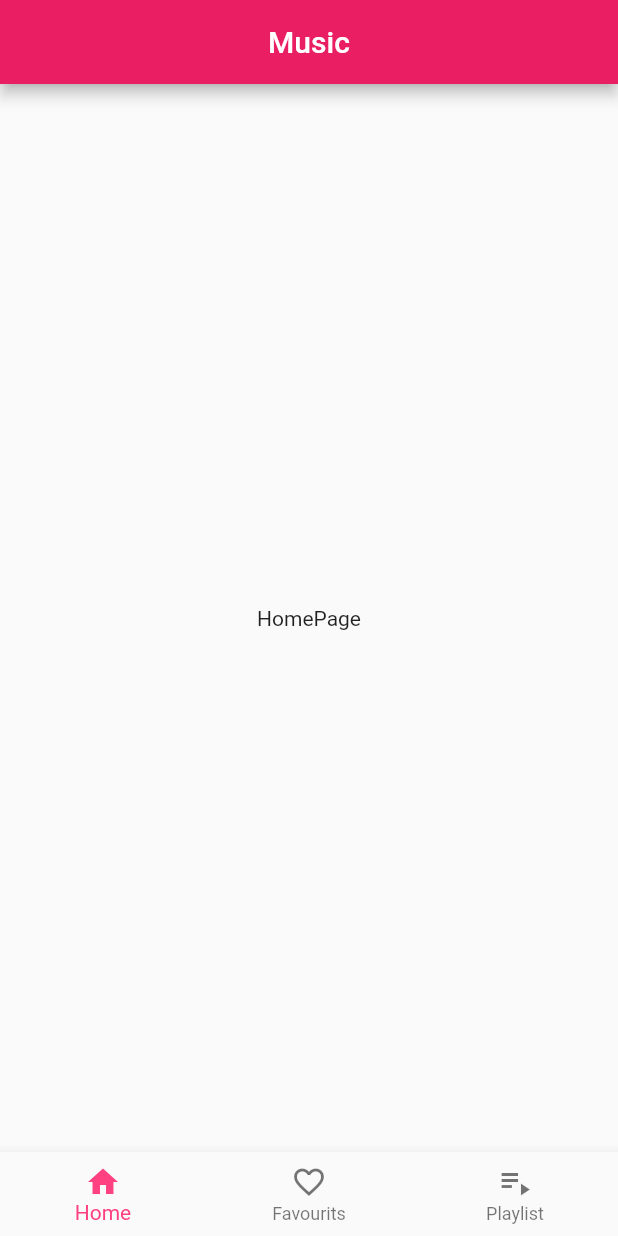
After one commit to jaganiravi1/FirstApp, a Flutter app: the screen it shows after launch, after a tap on "LOGIN", on a phone screen of 412 x 824 dp. The commit adds this screen. Run offline on Flutter 3.47's test engine with Material 2 defaults, Android fonts, the phone set to English and light mode, and no system bars.

Commit message:
Added Natigationbar

```diff
--- /dev/null
+++ b/lib/Pages/Dashboard.dart
@@ -0,0 +1,57 @@
+import 'package:flutter/material.dart';
+import 'package:flutter/src/widgets/container.dart';
+import 'package:flutter/src/widgets/framework.dart';
+
+class Dashboard extends StatefulWidget {
+  const Dashboard({super.key});
+
+  @override
+  State<Dashboard> createState() => _DashboardState();
+}
+
+class _DashboardState extends State<Dashboard> {
+  int currentIndx = 0;
+
+  List<Widget> screens = [
+    Center(
+      child: Text('HomePage'),
+    ),
+    Center(
+      child: Text('Favourites'),
+    ),
+    Center(
+      child: Text('Playlist'),
+    ),
+  ];
+
+  @override
+  Widget build(BuildContext context) {
+    return Scaffold(
+      body: screens[currentIndx],
+      appBar: AppBar(
+        title: Text('Music'),
+        centerTitle: true,
+        backgroundColor: Colors.pink,
+      ),
+      bottomNavigationBar: BottomNavigationBar(
+
+        currentIndex: currentIndx,
+        fixedColor: Colors.pinkAccent,
+        onTap: (index) {
+          setState(() {
+            currentIndx = index;
+          });
+        },
+
+        //type: BottomNavigationBarType.fixed,
+        items: [
+          BottomNavigationBarItem(icon: Icon(Icons.home), label: 'Home'),
+          BottomNavigationBarItem(
+              icon: Icon(Icons.favorite_outline), label: 'Favourits'),
+          BottomNavigationBarItem(
+              icon: Icon(Icons.playlist_play), label: 'Playlist'),
+        ],
+      ),
+    );
+  }
+}
--- a/lib/Pages/LoginPage.dart
+++ b/lib/Pages/LoginPage.dart
@@ -1,3 +1,4 @@
+import 'package:application/Pages/Dashboard.dart';
 import 'package:application/Pages/SignUp.dart';
 import 'package:flutter/material.dart';
 
@@ -9,6 +10,8 @@ class LoginPage extends StatefulWidget {
 }
 
 class _LoginPageState extends State<LoginPage> {
+
+  bool isShowPass = false;
   @override
   Widget build(BuildContext context) {
     return SafeArea(
@@ -18,9 +21,9 @@ class _LoginPageState extends State<LoginPage> {
           mainAxisAlignment: MainAxisAlignment.center,
           crossAxisAlignment: CrossAxisAlignment.center,
           children: [
-            Center(
+            const Center(
               child: Padding(
-                padding: const EdgeInsets.only(top: 10),
+                padding: EdgeInsets.only(top: 10),
                 child: Text(
                   'Login',
                   style: TextStyle(
@@ -30,13 +33,13 @@ class _LoginPageState extends State<LoginPage> {
                 ),
               ),
             ),
-            SizedBox(height: 7),
-            Text("Welcome Back",
+            const SizedBox(height: 7),
+            const Text("Welcome Back",
                 style: TextStyle(
                     color: Colors.black54,
                     fontWeight: FontWeight.w500,
                     fontSize: 14)),
-            SizedBox(
+            const SizedBox(
               height: 50,
             ),
             Padding(
@@ -48,12 +51,12 @@ class _LoginPageState extends State<LoginPage> {
                   child: Padding(
                     padding: const EdgeInsets.only(left: 12, right: 12),
                     child: TextFormField(
-                      decoration: InputDecoration(
+                      decoration: const InputDecoration(
                           hintText: "Username", border: InputBorder.none),
                     ),
                   )),
             ),
-            SizedBox(height: 16),
+            const SizedBox(height: 16),
             Padding(
               padding: const EdgeInsets.only(left: 30, right: 30),
               child: Container(
@@ -63,36 +66,51 @@ class _LoginPageState extends State<LoginPage> {
                   child: Padding(
                     padding: const EdgeInsets.only(left: 12, right: 12),
                     child: TextFormField(
-                      decoration: InputDecoration(
-                          suffixIcon: Icon(Icons.visibility),
+                      obscureText: !isShowPass,
+                      decoration:  InputDecoration(
+                          suffixIcon: InkWell(child: Icon(isShowPass? Icons.visibility_off:   Icons.visibility),onTap: () {
+                            setState(() {
+                            if(isShowPass){
+                              isShowPass=false;
+                            }else{
+                              isShowPass=true;
+                            }
+                            });
+
+
+
+                          },),
                           hintText: "Password",
                           border: InputBorder.none),
                     ),
                   )),
             ),
-            SizedBox(height: 12),
-            Container(
+            const SizedBox(height: 12),
+            InkWell(
+              onTap: () {Navigator.pushReplacement(context, MaterialPageRoute(builder: ((context) => Dashboard())));},
+              child: Container(
 
-              height: 40,
-              width: 140,
-              decoration: BoxDecoration(
-                borderRadius: BorderRadius.circular(20),
-                gradient: LinearGradient(begin: Alignment.centerLeft,end: Alignment.centerRight,colors: [Colors.tealAccent,Colors.blue, Colors.pinkAccent,])),
-              child: Center(child: Text('LOGIN',style: TextStyle(color: Colors.white,fontWeight: FontWeight.bold),)),
+                height: 40,
+                width: 140,
+                decoration: BoxDecoration(
+                  borderRadius: BorderRadius.circular(20),
+                  gradient: const LinearGradient(begin: Alignment.centerLeft,end: Alignment.centerRight,colors: [Colors.tealAccent,Colors.blue, Colors.pinkAccent,])),
+                child: const Center(child: Text('LOGIN',style: TextStyle(color: Colors.white,fontWeight: FontWeight.bold),)),
+              ),
             ),
             //SizedBox(height: 1),
             Row(
               mainAxisAlignment: MainAxisAlignment.center,
               children: [
-                Text("Don't have an account?",
+                const Text("Don't have an account?",
                     style: TextStyle(
                         color: Colors.black45,
                         fontWeight: FontWeight.w400,
                         fontSize: 14)),
                         TextButton(onPressed: (){
-                          Navigator.push(context, MaterialPageRoute(builder: (context)=> SignupPage()));
+                          Navigator.push(context, MaterialPageRoute(builder: (context)=> const SignupPage()));
 
-                        }, child: Text('SignUp',style: TextStyle(color: Colors.pink),))
+                        }, child: const Text('SignUp',style: TextStyle(color: Colors.pink),))
               ],
             ),
           ],
```
